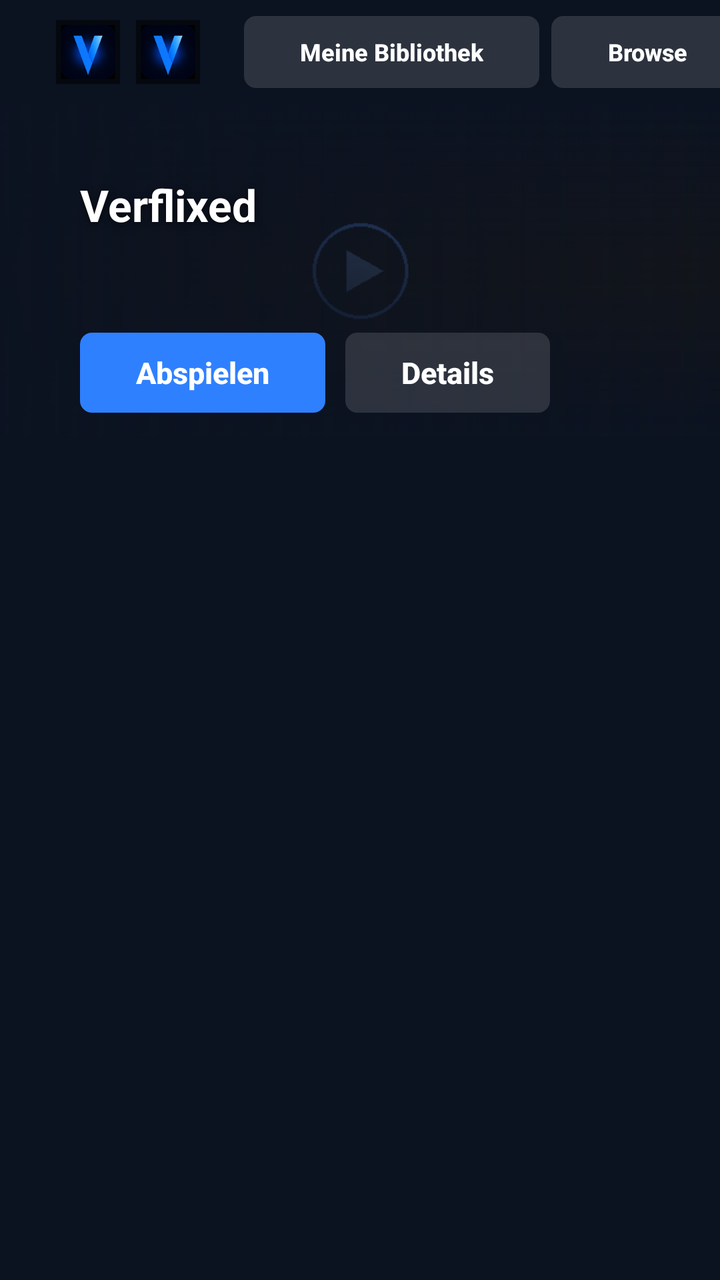
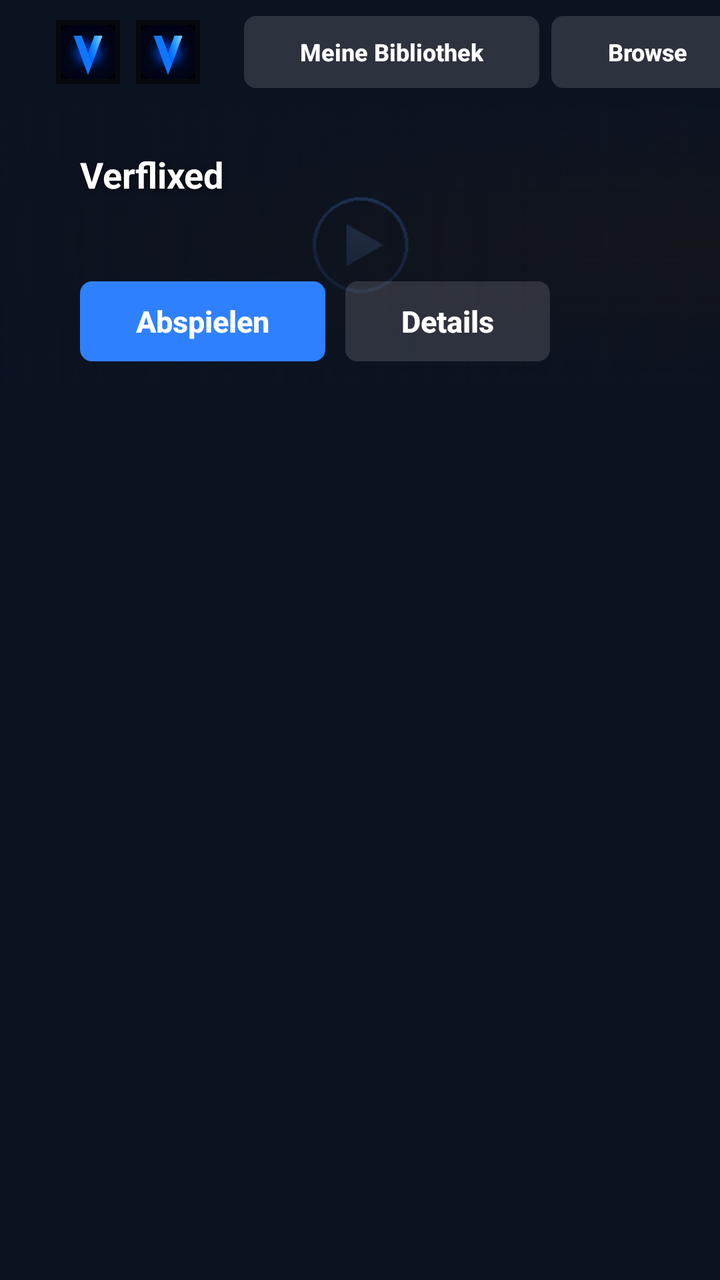

Two renders of the same Android screen: before a commit and after it. Below are the layout's source before the change and the commit's diff.
<!-- AndroidManifest.xml: application theme Theme.Verflixed -->
<!-- res/layout/activity_home.xml -->
<?xml version="1.0" encoding="utf-8"?>
<androidx.constraintlayout.widget.ConstraintLayout xmlns:android="http://schemas.android.com/apk/res/android"
    xmlns:app="http://schemas.android.com/apk/res-auto"
    android:layout_width="match_parent"
    android:layout_height="match_parent"
    android:background="@color/sv_bg"
    android:clipChildren="false">

    
    <HorizontalScrollView
        android:id="@+id/navScroll"
        android:layout_width="0dp"
        android:layout_height="52dp"
        android:scrollbars="none"
        app:layout_constraintEnd_toEndOf="parent"
        app:layout_constraintStart_toStartOf="parent"
        app:layout_constraintTop_toTopOf="parent">

        <LinearLayout
            android:id="@+id/navBar"
            android:layout_width="wrap_content"
            android:layout_height="match_parent"
            android:gravity="center_vertical"
            android:orientation="horizontal"
            android:paddingStart="28dp"
            android:paddingEnd="20dp">

            <ImageView
                android:id="@+id/brandMark"
                android:layout_width="32dp"
                android:layout_height="32dp"
                android:layout_marginEnd="8dp"
                android:contentDescription="@string/app_name"
                android:src="@drawable/ic_verflixed_mark" />

            <ImageView
                android:id="@+id/profileAvatar"
                android:layout_width="32dp"
                android:layout_height="32dp"
                android:layout_marginEnd="8dp"
                android:contentDescription="@string/profile_switcher"
                android:focusable="true"
                android:scaleType="centerCrop"
                android:src="@drawable/ic_verflixed_mark" />

            <TextView
                android:id="@+id/profileNameLabel"
                android:layout_width="wrap_content"
                android:layout_height="wrap_content"
                android:layout_marginEnd="14dp"
                android:ellipsize="end"
                android:focusable="true"
                android:maxWidth="120dp"
                android:maxLines="1"
                android:textColor="@color/sv_text_secondary"
                android:textSize="12sp"
                android:textStyle="bold" />

            <Button
                android:id="@+id/tabLibrary"
                style="@style/SvButton.Ghost"
                android:layout_width="wrap_content"
                android:layout_height="36dp"
                android:layout_marginEnd="6dp"
                android:minHeight="36dp"
                android:text="@string/mode_library"
                android:textSize="12sp" />

            <Button
                android:id="@+id/tabBrowse"
                style="@style/SvButton.Ghost"
                android:layout_width="wrap_content"
                android:layout_height="36dp"
                android:layout_marginEnd="6dp"
                android:minHeight="36dp"
                android:text="@string/mode_browse"
                android:textSize="12sp" />

            <Button
                android:id="@+id/tabSearch"
                style="@style/SvButton.Ghost"
                android:layout_width="wrap_content"
                android:layout_height="36dp"
                android:layout_marginEnd="10dp"
                android:minHeight="36dp"
                android:text="@string/mode_search"
                android:textSize="12sp" />

            <Button
                android:id="@+id/btnKindSeries"
                style="@style/SvButton.Ghost"
                android:layout_width="wrap_content"
                android:layout_height="36dp"
                android:layout_marginEnd="4dp"
                android:minHeight="36dp"
                android:text="@string/kind_series"
                android:textSize="12sp" />

            <Button
                android:id="@+id/btnKindMovies"
                style="@style/SvButton.Ghost"
                android:layout_width="wrap_content"
                android:layout_height="36dp"
                android:layout_marginEnd="10dp"
                android:minHeight="36dp"
                android:text="@string/kind_movies"
                android:textSize="12sp" />

            <Button
                android:id="@+id/btnLoadMore"
                style="@style/SvButton.Ghost"
                android:layout_width="wrap_content"
                android:layout_height="36dp"
                android:layout_marginEnd="6dp"
                android:minHeight="36dp"
                android:text="@string/browse_more"
                android:textSize="12sp"
                android:visibility="gone" />

            <Button
                android:id="@+id/btnProfile"
                style="@style/SvButton.Ghost"
                android:layout_width="wrap_content"
                android:layout_height="36dp"
                android:layout_marginEnd="6dp"
                android:minHeight="36dp"
                android:text="@string/profile_switcher"
                android:textSize="12sp" />

            <Button
                android:id="@+id/btnUpdate"
                style="@style/SvButton.Ghost"
                android:layout_width="wrap_content"
                android:layout_height="36dp"
                android:layout_marginEnd="6dp"
                android:minHeight="36dp"
                android:text="@string/check_update"
                android:textSize="12sp" />

            <Button
                android:id="@+id/btnRefresh"
                style="@style/SvButton.Ghost"
                android:layout_width="wrap_content"
                android:layout_height="36dp"
                android:layout_marginEnd="6dp"
                android:minHeight="36dp"
                android:text="@string/settings_refresh"
                android:textSize="12sp" />

            <Button
                android:id="@+id/btnSettings"
                style="@style/SvButton.Ghost"
                android:layout_width="wrap_content"
                android:layout_height="36dp"
                android:minHeight="36dp"
                android:text="@string/home_settings"
                android:textSize="12sp" />
        </LinearLayout>
    </HorizontalScrollView>

    
    <FrameLayout
        android:id="@+id/heroContainer"
        android:layout_width="0dp"
        android:layout_height="0dp"
        app:layout_constraintEnd_toEndOf="parent"
        app:layout_constraintHeight_max="180dp"
        app:layout_constraintHeight_percent="0.26"
        app:layout_constraintStart_toStartOf="parent"
        app:layout_constraintTop_toBottomOf="@id/navScroll">

        <ImageView
            android:id="@+id/heroBackdrop"
            android:layout_width="match_parent"
            android:layout_height="match_parent"
            android:contentDescription="@null"
            android:scaleType="centerCrop"
            android:src="@drawable/poster_placeholder" />

        <View
            android:layout_width="match_parent"
            android:layout_height="match_parent"
            android:background="@drawable/bg_hero_gradient" />

        <View
            android:layout_width="match_parent"
            android:layout_height="match_parent"
            android:background="@drawable/bg_detail_scrim" />

        <LinearLayout
            android:layout_width="match_parent"
            android:layout_height="wrap_content"
            android:layout_gravity="bottom"
            android:orientation="vertical"
            android:paddingStart="40dp"
            android:paddingEnd="24dp"
            android:paddingBottom="12dp">

            <TextView
                android:id="@+id/heroTitle"
                style="@style/SvHeroTitle"
                android:layout_width="match_parent"
                android:layout_height="wrap_content"
                android:ellipsize="end"
                android:maxLines="2"
                android:text="Verflixed"
                android:textSize="22sp" />

            <TextView
                android:id="@+id/heroMeta"
                android:layout_width="match_parent"
                android:layout_height="wrap_content"
                android:layout_marginTop="2dp"
                android:ellipsize="end"
                android:maxLines="1"
                android:textColor="@color/sv_text_secondary"
                android:textSize="13sp" />

            <TextView
                android:id="@+id/heroOverview"
                android:layout_width="match_parent"
                android:layout_height="wrap_content"
                android:layout_marginTop="4dp"
                android:ellipsize="end"
                android:maxLines="2"
                android:textColor="@color/sv_text_secondary"
                android:textSize="13sp" />

            <LinearLayout
                android:layout_width="wrap_content"
                android:layout_height="wrap_content"
                android:layout_marginTop="8dp"
                android:orientation="horizontal">

                <Button
                    android:id="@+id/btnHeroPlay"
                    style="@style/SvButton.Primary"
                    android:layout_width="wrap_content"
                    android:layout_height="40dp"
                    android:minHeight="40dp"
                    android:minWidth="120dp"
                    android:text="@string/detail_play"
                    android:textColor="@color/sv_primary_btn_text" />

                <Button
                    android:id="@+id/btnHeroInfo"
                    style="@style/SvButton.Ghost"
                    android:layout_width="wrap_content"
                    android:layout_height="40dp"
                    android:layout_marginStart="10dp"
                    android:minHeight="40dp"
                    android:text="Details" />
            </LinearLayout>
        </LinearLayout>
    </FrameLayout>

    <EditText
        android:id="@+id/searchInput"
        style="@style/SvEditText"
        android:layout_width="0dp"
        android:layout_height="0dp"
        android:focusable="false"
        android:visibility="gone"
        app:layout_constraintStart_toStartOf="parent"
        app:layout_constraintTop_toBottomOf="@id/heroContainer" />

    <include
        layout="@layout/include_search_panel"
        android:layout_width="0dp"
        android:layout_height="0dp"
        android:visibility="gone"
        app:layout_constraintBottom_toBottomOf="parent"
        app:layout_constraintEnd_toEndOf="parent"
        app:layout_constraintStart_toStartOf="parent"
        app:layout_constraintTop_toBottomOf="@id/navScroll" />

    <androidx.recyclerview.widget.RecyclerView
        android:id="@+id/filterChips"
        android:layout_width="0dp"
        android:layout_height="0dp"
        android:visibility="gone"
        app:layout_constraintStart_toStartOf="parent"
        app:layout_constraintTop_toBottomOf="@id/searchInput" />

    <androidx.recyclerview.widget.RecyclerView
        android:id="@+id/rows"
        android:layout_width="0dp"
        android:layout_height="0dp"
        android:clipChildren="false"
        android:clipToPadding="false"
        android:descendantFocusability="afterDescendants"
        android:paddingTop="2dp"
        android:paddingBottom="20dp"
        app:layout_constraintBottom_toBottomOf="parent"
        app:layout_constraintEnd_toEndOf="parent"
        app:layout_constraintStart_toStartOf="parent"
        app:layout_constraintTop_toBottomOf="@id/heroContainer" />

    <ProgressBar
        android:id="@+id/progress"
        android:layout_width="56dp"
        android:layout_height="56dp"
        android:indeterminateTint="@color/sv_accent"
        app:layout_constraintBottom_toBottomOf="parent"
        app:layout_constraintEnd_toEndOf="parent"
        app:layout_constraintStart_toStartOf="parent"
        app:layout_constraintTop_toTopOf="parent" />

    <TextView
        android:id="@+id/emptyText"
        android:layout_width="0dp"
        android:layout_height="wrap_content"
        android:gravity="center"
        android:padding="24dp"
        android:textColor="@color/sv_text_secondary"
        android:textSize="16sp"
        android:visibility="gone"
        app:layout_constraintBottom_toBottomOf="parent"
        app:layout_constraintEnd_toEndOf="parent"
        app:layout_constraintStart_toStartOf="parent"
        app:layout_constraintTop_toTopOf="parent" />
</androidx.constraintlayout.widget.ConstraintLayout>
<!-- res/layout/include_search_panel.xml (included above) -->
<?xml version="1.0" encoding="utf-8"?>
<LinearLayout xmlns:android="http://schemas.android.com/apk/res/android"
    xmlns:app="http://schemas.android.com/apk/res-auto"
    android:id="@+id/searchPanel"
    android:layout_width="match_parent"
    android:layout_height="match_parent"
    android:orientation="horizontal"
    android:paddingStart="20dp"
    android:paddingTop="8dp"
    android:paddingEnd="16dp"
    android:paddingBottom="12dp"
    android:visibility="gone">

    <LinearLayout
        android:layout_width="0dp"
        android:layout_height="match_parent"
        android:layout_weight="0.42"
        android:orientation="vertical"
        android:paddingEnd="12dp">

        <TextView
            android:id="@+id/searchQueryLabel"
            android:layout_width="match_parent"
            android:layout_height="wrap_content"
            android:ellipsize="end"
            android:maxLines="1"
            android:paddingBottom="8dp"
            android:text="Suche…"
            android:textColor="@color/sv_text_primary"
            android:textSize="18sp"
            android:textStyle="bold" />

        <androidx.recyclerview.widget.RecyclerView
            android:id="@+id/searchKeyboard"
            android:layout_width="match_parent"
            android:layout_height="0dp"
            android:layout_weight="1"
            android:clipToPadding="false"
            android:overScrollMode="never" />
    </LinearLayout>

    <androidx.recyclerview.widget.RecyclerView
        android:id="@+id/searchResults"
        android:layout_width="0dp"
        android:layout_height="match_parent"
        android:layout_weight="0.58"
        android:clipToPadding="false"
        android:paddingStart="8dp" />
</LinearLayout>
<!-- resources referenced by this layout -->
<resources>
  <color name="sv_accent">#FF2F80FF</color>
  <color name="sv_bg">#FF0B1220</color>
  <color name="sv_text_primary">#FFFFFFFF</color>
  <color name="sv_text_secondary">#FFB8C4D9</color>
  <!-- drawable bg_detail_scrim (drawable) -->
  <?xml version="1.0" encoding="utf-8"?>
  <shape xmlns:android="http://schemas.android.com/apk/res/android" android:shape="rectangle">
      <gradient
          android:angle="0"
          android:endColor="#00141414"
          android:startColor="@color/sv_scrim_strong" />
  </shape>
  <!-- drawable bg_hero_gradient (drawable) -->
  <?xml version="1.0" encoding="utf-8"?>
  <shape xmlns:android="http://schemas.android.com/apk/res/android" android:shape="rectangle">
      <gradient
          android:angle="270"
          android:endColor="@color/sv_hero_scrim_end"
          android:centerColor="#99141414"
          android:startColor="@color/sv_hero_scrim_start" />
  </shape>
  <string name="app_name">Verflixed</string>
  <string name="browse_more">Mehr laden</string>
  <string name="check_update">Update</string>
  <string name="detail_play">Abspielen</string>
  <string name="home_settings">Einstellungen</string>
  <string name="kind_movies">Filme</string>
  <string name="kind_series">Serien</string>
  <string name="mode_browse">Browse</string>
  <string name="mode_library">Meine Bibliothek</string>
  <string name="mode_search">Suche</string>
  <string name="profile_switcher">Profile</string>
  <string name="settings_refresh">Aktualisieren</string>
  <style name="SvButton.Ghost">
          <item name="android:background">@drawable/bg_button_ghost</item>
      </style>
  <style name="SvButton.Primary">
          <item name="android:background">@drawable/bg_button_primary</item>
      </style>
  <style name="SvEditText" parent="Widget.AppCompat.EditText">
          <item name="android:background">@drawable/bg_input</item>
          <item name="android:textColor">@color/sv_text_primary</item>
          <item name="android:textColorHint">@color/sv_text_muted</item>
          <item name="android:padding">18dp</item>
          <item name="android:minHeight">56dp</item>
          <item name="android:textSize">16sp</item>
      </style>
  <style name="SvHeroTitle">
          <item name="android:textColor">@color/sv_text_primary</item>
          <item name="android:textSize">42sp</item>
          <item name="android:textStyle">bold</item>
          <item name="android:shadowColor">#99000000</item>
          <item name="android:shadowDx">0</item>
          <item name="android:shadowDy">2</item>
          <item name="android:shadowRadius">8</item>
      </style>
  <color name="sv_scrim_strong">#E60B1220</color>
  <color name="sv_hero_scrim_end">#FF0B1220</color>
  <color name="sv_hero_scrim_start">#000B1220</color>
  <!-- drawable bg_button_ghost (drawable) -->
  <?xml version="1.0" encoding="utf-8"?>
  <selector xmlns:android="http://schemas.android.com/apk/res/android">
      <item android:state_focused="true">
          <shape android:shape="rectangle">
              <solid android:color="#33FFFFFF" />
              <corners android:radius="6dp" />
              <stroke android:width="2dp" android:color="@color/sv_text_primary" />
          </shape>
      </item>
      <item>
          <shape android:shape="rectangle">
              <solid android:color="#22FFFFFF" />
              <corners android:radius="6dp" />
          </shape>
      </item>
  </selector>
  <color name="sv_text_muted">#FF7E8BA3</color>
  <color name="sv_bg_deep">#FF070B14</color>
  <color name="sv_surface">#FF151D2E</color>
  <color name="sv_card_stroke">#22FFFFFF</color>
  <!-- unchanged entries left out for length: 5 -->
</resources>

<!-- the commit's change to res/layout/activity_home.xml (unified diff, before → after) -->
@@ -4,7 +4,7 @@
     android:layout_width="match_parent"
     android:layout_height="match_parent"
     android:background="@color/sv_bg"
-    android:clipChildren="false">
+    android:clipChildren="true">
 
     
     <HorizontalScrollView
@@ -163,9 +163,11 @@
         android:id="@+id/heroContainer"
         android:layout_width="0dp"
         android:layout_height="0dp"
-        app:layout_constraintEnd_toEndOf="parent"
-        app:layout_constraintHeight_max="180dp"
-        app:layout_constraintHeight_percent="0.26"
+        android:clipChildren="true"
+        android:clipToPadding="true"
+        app:layout_constraintEnd_toEndOf="parent"
+        app:layout_constraintHeight_max="150dp"
+        app:layout_constraintHeight_percent="0.22"
         app:layout_constraintStart_toStartOf="parent"
         app:layout_constraintTop_toBottomOf="@id/navScroll">
 
@@ -204,7 +206,7 @@
                 android:ellipsize="end"
                 android:maxLines="2"
                 android:text="Verflixed"
-                android:textSize="22sp" />
+                android:textSize="18sp" />
 
             <TextView
                 android:id="@+id/heroMeta"
@@ -214,17 +216,17 @@
                 android:ellipsize="end"
                 android:maxLines="1"
                 android:textColor="@color/sv_text_secondary"
-                android:textSize="13sp" />
+                android:textSize="11sp" />
 
             <TextView
                 android:id="@+id/heroOverview"
                 android:layout_width="match_parent"
                 android:layout_height="wrap_content"
-                android:layout_marginTop="4dp"
+                android:layout_marginTop="2dp"
                 android:ellipsize="end"
-                android:maxLines="2"
+                android:maxLines="1"
                 android:textColor="@color/sv_text_secondary"
-                android:textSize="13sp" />
+                android:textSize="11sp" />
 
             <LinearLayout
                 android:layout_width="wrap_content"
@@ -286,8 +288,8 @@
         android:id="@+id/rows"
         android:layout_width="0dp"
         android:layout_height="0dp"
-        android:clipChildren="false"
-        android:clipToPadding="false"
+        android:clipChildren="true"
+        android:clipToPadding="true"
         android:descendantFocusability="afterDescendants"
         android:paddingTop="2dp"
         android:paddingBottom="20dp"
<!-- resource entries referenced after the edit -->
@@ -49,12 +49,12 @@
       </style>
   <style name="SvHeroTitle">
           <item name="android:textColor">@color/sv_text_primary</item>
-          <item name="android:textSize">42sp</item>
+          <item name="android:textSize">20sp</item>
           <item name="android:textStyle">bold</item>
           <item name="android:shadowColor">#99000000</item>
           <item name="android:shadowDx">0</item>
           <item name="android:shadowDy">2</item>
-          <item name="android:shadowRadius">8</item>
+          <item name="android:shadowRadius">6</item>
       </style>
   <color name="sv_scrim_strong">#E60B1220</color>
   <color name="sv_hero_scrim_end">#FF0B1220</color>
